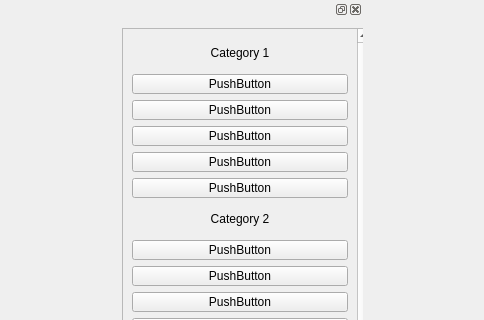
First picture: the form in main.ui, repository Anujg935/OMChemSimGUI, before the edit; both pictures show x 865 to 1349 and y 0 to 320 of the 1349 by 647 pixel window.
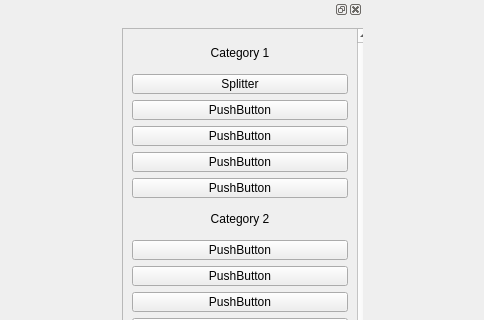
Second picture: the form after the edit.

```diff
--- a/main.ui
+++ b/main.ui
@@ -264,8 +264,8 @@
          <rect>
           <x>0</x>
           <y>0</y>
-          <width>227</width>
-          <height>703</height>
+          <width>231</width>
+          <height>676</height>
          </rect>
         </property>
         <layout class="QVBoxLayout" name="verticalLayout_5">
@@ -303,7 +303,7 @@
             </size>
            </property>
            <property name="text">
-            <string>PushButton</string>
+            <string>Splitter</string>
            </property>
           </widget>
          </item>
```
Left out of the diff: 2 changed lines with no effect on the pictures.
